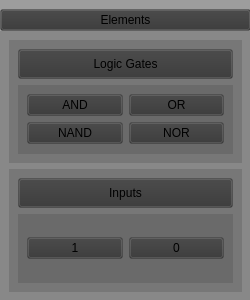
Above: circuitelementsmenu.ui from University-of-Utah-CS3505/a9-edu-app-MAUIFanClub before the change. Below: the same form after it.
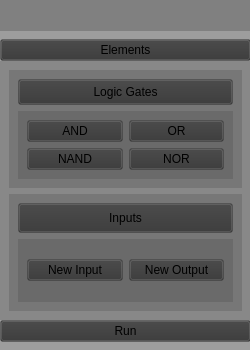
That is the form after the change.

```diff
--- a/circuitelementsmenu.ui
+++ b/circuitelementsmenu.ui
@@ -7,19 +7,19 @@
     <x>0</x>
     <y>0</y>
     <width>250</width>
-    <height>300</height>
+    <height>350</height>
    </rect>
   </property>
   <property name="minimumSize">
    <size>
     <width>250</width>
-    <height>300</height>
+    <height>350</height>
    </size>
   </property>
   <property name="maximumSize">
    <size>
     <width>250</width>
-    <height>300</height>
+    <height>350</height>
    </size>
   </property>
   <property name="windowTitle">
@@ -32,9 +32,9 @@
    <property name="geometry">
     <rect>
      <x>0</x>
-     <y>0</y>
+     <y>30</y>
      <width>251</width>
-     <height>301</height>
+     <height>321</height>
     </rect>
    </property>
    <property name="styleSheet">
@@ -48,10 +48,13 @@
      <number>9</number>
     </property>
     <property name="bottomMargin">
-     <number>0</number>
+     <number>9</number>
     </property>
     <item>
      <widget class="QPushButton" name="CircuitElementsButton">
+      <property name="enabled">
+       <bool>true</bool>
+      </property>
       <property name="text">
        <string>Elements</string>
       </property>
@@ -89,28 +92,28 @@
            <widget class="QWidget" name="logicGatesGrid" native="true">
             <layout class="QGridLayout" name="gridLayout">
              <item row="0" column="1">
-              <widget class="QPushButton" name="test2">
+              <widget class="QPushButton" name="orGateBtn">
                <property name="text">
                 <string>OR</string>
                </property>
               </widget>
              </item>
              <item row="0" column="0">
-              <widget class="QPushButton" name="test">
+              <widget class="QPushButton" name="andGateBtn">
                <property name="text">
                 <string>AND</string>
                </property>
               </widget>
              </item>
              <item row="1" column="0">
-              <widget class="QPushButton" name="test3">
+              <widget class="QPushButton" name="nandGateBtn">
                <property name="text">
                 <string>NAND</string>
                </property>
               </widget>
              </item>
              <item row="1" column="1">
-              <widget class="QPushButton" name="test1">
+              <widget class="QPushButton" name="norGateBtn">
                <property name="text">
                 <string>NOR</string>
                </property>
@@ -153,17 +156,17 @@
           <item>
            <widget class="QWidget" name="inputsGrid" native="true">
             <layout class="QGridLayout">
-             <item row="0" column="1">
-              <widget class="QPushButton" name="falseInput">
+             <item row="0" column="0">
+              <widget class="QPushButton" name="newInputBtn">
                <property name="text">
-                <string>0</string>
+                <string>New Input</string>
                </property>
               </widget>
              </item>
-             <item row="0" column="0">
-              <widget class="QPushButton" name="trueInput">
+             <item row="0" column="1">
+              <widget class="QPushButton" name="newOutputBtn">
                <property name="text">
-                <string>1</string>
+                <string>New Output</string>
                </property>
               </widget>
              </item>
@@ -176,8 +179,28 @@
       </layout>
      </widget>
     </item>
+    <item>
+     <widget class="QPushButton" name="runBtn">
+      <property name="text">
+       <string>Run</string>
+      </property>
+     </widget>
+    </item>
    </layout>
   </widget>
+  <widget class="QWidget" name="widget" native="true">
+   <property name="geometry">
+    <rect>
+     <x>0</x>
+     <y>0</y>
+     <width>251</width>
+     <height>31</height>
+    </rect>
+   </property>
+   <property name="styleSheet">
+    <string notr="true">* {background-color:gray;}</string>
+   </property>
+  </widget>
  </widget>
  <resources/>
  <connections/>
```
